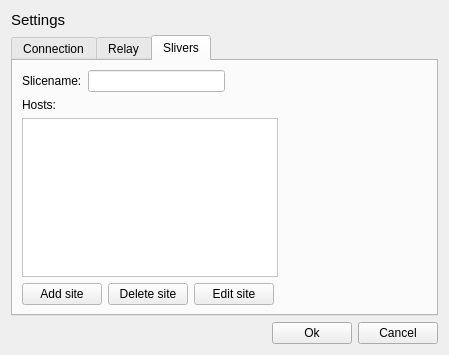
henrikvs/nornetdemo, file src/demogui/settingsdialog.ui: the form before one commit.
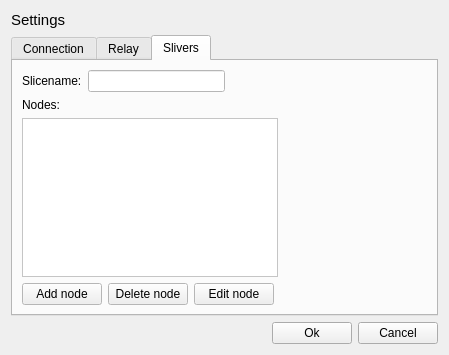
The form after the commit. The open tabs and pages were chosen to show the change.

The edit to the form file:
```diff
--- a/src/demogui/settingsdialog.ui
+++ b/src/demogui/settingsdialog.ui
@@ -372,7 +372,7 @@
        <item>
         <widget class="QLabel" name="label_6">
          <property name="text">
-          <string>Hosts:</string>
+          <string>Nodes:</string>
          </property>
         </widget>
        </item>
@@ -411,21 +411,21 @@
          <item>
           <widget class="QPushButton" name="addHostButton">
            <property name="text">
-            <string>Add site</string>
+            <string>Add node</string>
            </property>
           </widget>
          </item>
          <item>
           <widget class="QPushButton" name="deleteHostButton">
            <property name="text">
-            <string>Delete site</string>
+            <string>Delete node</string>
            </property>
           </widget>
          </item>
          <item>
           <widget class="QPushButton" name="editSiteButton">
            <property name="text">
-            <string>Edit site</string>
+            <string>Edit node</string>
            </property>
           </widget>
          </item>
```
Left out of the diff: 2 changed lines with no effect on the pictures.
